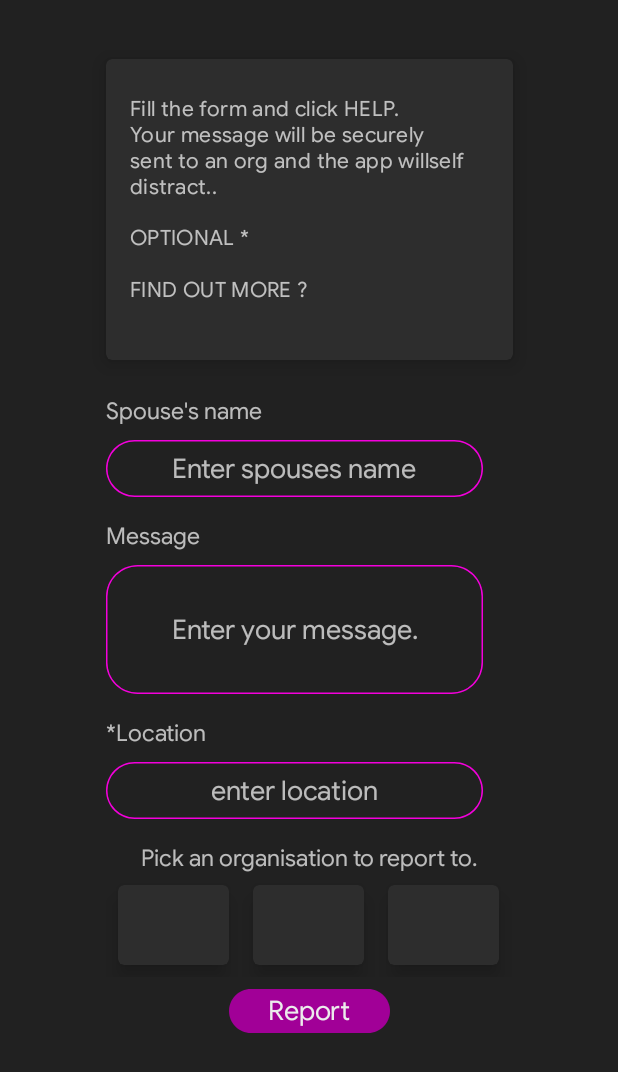
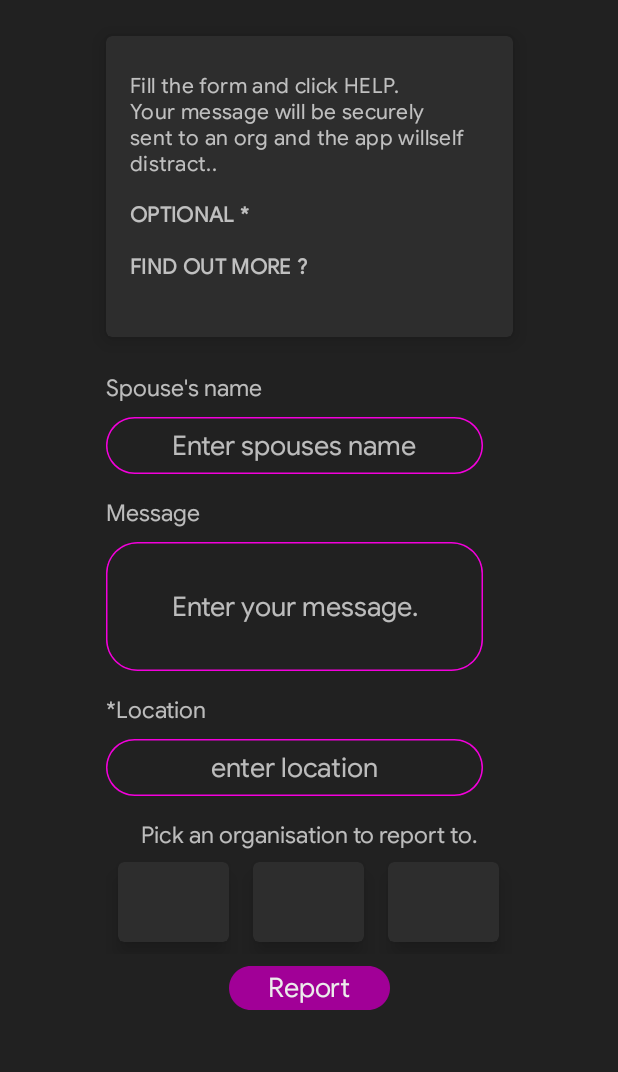
Before and after one commit to ma-za-kpe/WhisBlower, an Android app: the layout activity_main.xml on its own in the app's theme, with its tools: preview values and no code run, on a phone screen of 412 x 824 dp. Shown: the top 1072 px of the screen. Run offline under Robolectric (Android 15) with nearby library versions, the phone set to English and light mode, and no system bars.

Commit message:
added horizontal layout to the app

```diff
--- /dev/null
+++ b/app/src/main/res/layout-land/activity_main.xml
@@ -0,0 +1,217 @@
+<?xml version="1.0" encoding="utf-8"?>
+<layout xmlns:android="http://schemas.android.com/apk/res/android"
+    xmlns:app="http://schemas.android.com/apk/res-auto"
+    xmlns:tools="http://schemas.android.com/tools">
+
+    <data>
+
+    </data>
+
+    <androidx.constraintlayout.widget.ConstraintLayout
+        android:layout_width="match_parent"
+        android:layout_height="match_parent"
+        tools:context=".ui.activity.MainActivity">
+
+        <LinearLayout
+            android:id="@+id/networkStatusLayout"
+            style="@style/StatusView"
+            android:layout_width="match_parent"
+            android:layout_height="wrap_content"
+            android:background="@color/colorStatusNotConnected"
+            app:layout_constraintEnd_toEndOf="parent"
+            app:layout_constraintStart_toStartOf="parent"
+            app:layout_constraintTop_toTopOf="parent">
+
+            <TextView
+                android:id="@+id/textViewNetworkStatus"
+                style="@style/StatusTextView"
+                android:layout_width="wrap_content"
+                android:layout_height="wrap_content"
+                tools:text="@string/text_no_connectivity" />
+        </LinearLayout>
+
+        <com.google.android.material.card.MaterialCardView
+            android:id="@+id/card"
+            android:layout_width="271dp"
+            android:layout_height="200.81dp"
+            android:layout_marginStart="24dp"
+            android:layout_marginBottom="24dp"
+            app:cardElevation="8dp"
+            app:layout_constraintBottom_toBottomOf="parent"
+            app:layout_constraintStart_toStartOf="parent"
+            app:layout_constraintTop_toTopOf="parent">
+
+            <LinearLayout
+                android:layout_width="271dp"
+                android:layout_height="200.81dp"
+                android:orientation="vertical"
+                android:padding="16dp">
+
+                <TextView
+                    android:layout_width="wrap_content"
+                    android:layout_height="wrap_content"
+                    android:layout_marginTop="8dp"
+                    android:text="@string/secondary_text"
+                    android:textAppearance="?attr/textAppearanceBody2"
+                    android:textColor="?android:attr/textColorSecondary" />
+
+                <TextView
+                    android:id="@+id/optional"
+                    android:layout_width="wrap_content"
+                    android:layout_height="wrap_content"
+                    android:layout_marginTop="16dp"
+                    android:text="@string/supporting_text"
+                    android:textAppearance="?attr/textAppearanceBody2"
+                    android:textColor="?android:attr/textColorSecondary"
+                    android:textStyle="bold" />
+
+                <TextView
+                    android:id="@+id/more"
+                    android:layout_width="wrap_content"
+                    android:layout_height="wrap_content"
+                    android:layout_marginTop="16dp"
+                    android:text="@string/supporting_text1"
+                    android:textAppearance="?attr/textAppearanceBody2"
+                    android:textColor="?android:attr/textColorSecondary"
+                    android:textStyle="bold" />
+
+            </LinearLayout>
+
+        </com.google.android.material.card.MaterialCardView>
+
+
+        <ScrollView
+            android:layout_width="271dp"
+            android:layout_height="0dp"
+            android:layout_marginEnd="24dp"
+            app:layout_constraintBottom_toBottomOf="parent"
+            app:layout_constraintEnd_toEndOf="parent"
+            app:layout_constraintStart_toEndOf="@+id/card"
+            app:layout_constraintTop_toTopOf="parent">
+
+            <LinearLayout
+                android:layout_width="match_parent"
+                android:layout_height="wrap_content"
+                android:orientation="vertical">
+
+                <TextView
+                    android:id="@+id/spouse"
+                    android:layout_width="wrap_content"
+                    android:layout_height="wrap_content"
+                    android:layout_marginTop="16dp"
+                    android:gravity="top"
+                    android:text="@string/spouse"
+                    android:textAppearance="@style/spouse_s_na"
+                    android:textColor="?android:attr/textColorSecondary" />
+
+                <EditText
+                    android:id="@+id/spouseinput"
+                    android:layout_width="251dp"
+                    android:layout_height="38dp"
+                    android:layout_marginTop="9dp"
+                    android:background="@drawable/text_input_bg"
+                    android:gravity="center"
+                    android:hint="@string/enter_spouses_name" />
+
+                <TextView
+                    android:id="@+id/mess"
+                    android:layout_width="wrap_content"
+                    android:layout_height="wrap_content"
+                    android:layout_marginTop="16dp"
+                    android:gravity="top"
+                    android:text="@string/message"
+                    android:textAppearance="@style/spouse_s_na"
+                    android:textColor="?android:attr/textColorSecondary" />
+
+                <EditText
+                    android:id="@+id/message"
+                    android:layout_width="251dp"
+                    android:layout_height="86dp"
+                    android:layout_marginTop="9dp"
+                    android:background="@drawable/edittext"
+                    android:gravity="center"
+                    android:hint="@string/enter_your_message"
+                    android:inputType="textMultiLine" />
+
+                <TextView
+                    android:id="@+id/loc"
+                    android:layout_width="wrap_content"
+                    android:layout_height="wrap_content"
+                    android:layout_marginTop="16dp"
+                    android:gravity="top"
+                    android:text="@string/location"
+                    android:textAppearance="@style/spouse_s_na"
+                    android:textColor="?android:attr/textColorSecondary" />
+
+                <EditText
+                    android:id="@+id/location"
+                    android:layout_width="251dp"
+                    android:layout_height="38dp"
+                    android:layout_marginTop="9dp"
+                    android:background="@drawable/text_input_bg"
+                    android:gravity="center"
+                    android:hint="@string/enter_location" />
+
+                <TextView
+                    android:id="@+id/org"
+                    android:layout_width="wrap_content"
+                    android:layout_height="wrap_content"
+                    android:layout_gravity="center_horizontal"
+                    android:layout_marginTop="16dp"
+                    android:gravity="top"
+                    android:text="@string/org"
+                    android:textAppearance="@style/spouse_s_na"
+                    android:textColor="?android:attr/textColorSecondary" />
+
+                <LinearLayout
+                    android:layout_width="match_parent"
+                    android:layout_height="wrap_content"
+                    android:orientation="horizontal">
+
+                    <com.google.android.material.card.MaterialCardView
+                        android:id="@+id/org1"
+                        android:layout_width="74dp"
+                        android:layout_height="53dp"
+                        android:layout_margin="8dp"
+                        app:cardElevation="8dp">
+
+                    </com.google.android.material.card.MaterialCardView>
+
+                    <com.google.android.material.card.MaterialCardView
+                        android:id="@+id/org2"
+                        android:layout_width="74dp"
+                        android:layout_height="53dp"
+                        android:layout_margin="8dp"
+                        app:cardElevation="8dp">
+
+                    </com.google.android.material.card.MaterialCardView>
+
+                    <com.google.android.material.card.MaterialCardView
+                        android:id="@+id/org3"
+                        android:layout_width="74dp"
+                        android:layout_height="53dp"
+                        android:layout_margin="8dp"
+                        app:cardElevation="8dp">
+
+                    </com.google.android.material.card.MaterialCardView>
+
+                </LinearLayout>
+
+                <TextView
+                    style="@style/report"
+                    android:layout_marginBottom="8dp"
+                    android:layout_width="wrap_content"
+                    android:layout_height="wrap_content"
+                    android:layout_gravity="center_horizontal"
+                    android:layout_marginTop="8dp"
+                    android:background="@drawable/btn_bg"
+                    android:elevation="8dp"
+                    android:gravity="center"
+                    android:text="@string/report" />
+
+            </LinearLayout>
+
+        </ScrollView>
+
+    </androidx.constraintlayout.widget.ConstraintLayout>
+</layout>
--- a/app/src/main/res/layout/activity_main.xml
+++ b/app/src/main/res/layout/activity_main.xml
@@ -31,7 +31,7 @@
             </LinearLayout>
 
             <com.google.android.material.card.MaterialCardView
-                android:layout_marginTop="39dp"
+                android:layout_marginTop="24dp"
                 android:layout_marginBottom="27dp"
                 android:id="@+id/card"
                 android:layout_width="271dp"
@@ -60,12 +60,14 @@
                         android:layout_width="wrap_content"
                         android:layout_height="wrap_content"
                         android:layout_marginTop="16dp"
+                        android:textStyle="bold"
                         android:text="@string/supporting_text"
                         android:textAppearance="?attr/textAppearanceBody2"
                         android:textColor="?android:attr/textColorSecondary" />
 
                     <TextView
                         android:id="@+id/more"
+                        android:textStyle="bold"
                         android:layout_width="wrap_content"
                         android:layout_height="wrap_content"
                         android:layout_marginTop="16dp"
```
